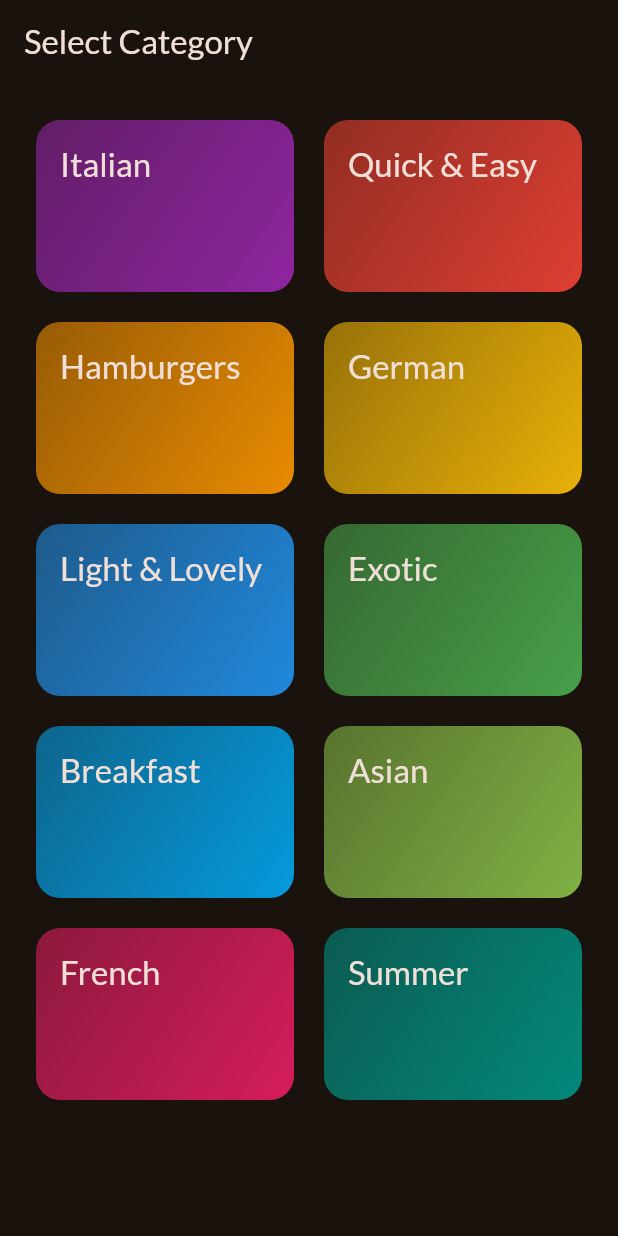
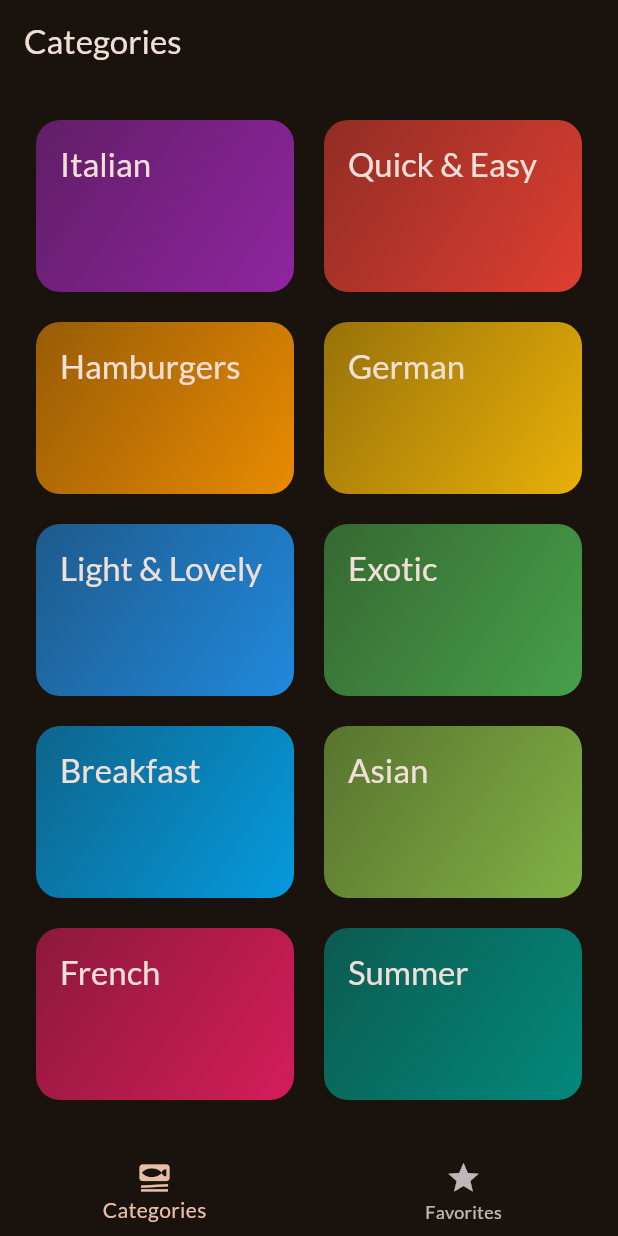
Before and after one commit to carlstep/meals_app, a Flutter app: the screen it shows after launch, on a phone screen of 412 x 824 dp. Run offline on Flutter 3.47's test engine with Material 2 defaults, Android fonts, the phone set to English and light mode, and no system bars; our stand-ins replace google_fonts, transparent_image.

Commit message:
adding tab navigation

```diff
--- a/lib/main.dart
+++ b/lib/main.dart
@@ -2,7 +2,7 @@ import 'package:flutter/material.dart';
 
 import 'package:google_fonts/google_fonts.dart';
 
-import 'package:meals_app/screens/categories.dart';
+import 'package:meals_app/screens/tabs.dart';
 
 final theme = ThemeData(
   useMaterial3: true,
@@ -24,7 +24,7 @@ class App extends StatelessWidget {
   Widget build(BuildContext context) {
     return MaterialApp(
       theme: theme,
-      home: const CategoriesScreen(),
+      home: const TabsScreen(),
     );
   }
 }
--- a/lib/screens/categories.dart
+++ b/lib/screens/categories.dart
@@ -27,11 +27,7 @@ class CategoriesScreen extends StatelessWidget {
 
   @override
   Widget build(BuildContext context) {
-    return Scaffold(
-      appBar: AppBar(
-        title: const Text('Select Category'),
-      ),
-      body: GridView(
+    return GridView(
       padding: const EdgeInsets.all(24),
       gridDelegate: const SliverGridDelegateWithFixedCrossAxisCount(
         crossAxisCount: 2,
@@ -48,7 +44,6 @@ class CategoriesScreen extends StatelessWidget {
             },
           )
       ],
-      ),
     );
   }
 }
--- /dev/null
+++ b/lib/screens/tabs.dart
@@ -0,0 +1,47 @@
+import 'package:flutter/material.dart';
+import 'package:meals_app/screens/categories.dart';
+import 'package:meals_app/screens/meals.dart';
+
+class TabsScreen extends StatefulWidget {
+  const TabsScreen({super.key});
+
+  @override
+  State<TabsScreen> createState() => _TabsScreenState();
+}
+
+class _TabsScreenState extends State<TabsScreen> {
+  int _selectedPageIndex = 0;
+
+  void _selectPage(int index) {
+    setState(() {
+      _selectedPageIndex = index;
+    });
+  }
+
+  @override
+  Widget build(BuildContext context) {
+    Widget activePage = const CategoriesScreen();
+    var activePageTitle = 'Categories';
+
+    if (_selectedPageIndex == 1) {
+      activePage = const MealsScreen(meals: []);
+      activePageTitle = 'Your Favorites';
+    }
+
+    return Scaffold(
+      appBar: AppBar(
+        title: Text(activePageTitle),
+      ),
+      body: activePage,
+      bottomNavigationBar: BottomNavigationBar(
+        currentIndex: _selectedPageIndex,
+        items: const [
+          BottomNavigationBarItem(
+              icon: Icon(Icons.set_meal), label: 'Categories'),
+          BottomNavigationBarItem(icon: Icon(Icons.star), label: 'Favorites'),
+        ],
+        onTap: _selectPage,
+      ),
+    );
+  }
+}
```
Also changed, not shown: lib/screens/meals.dart (+7 -3 lines). Lines whose indentation alone changed are shown as unchanged.
